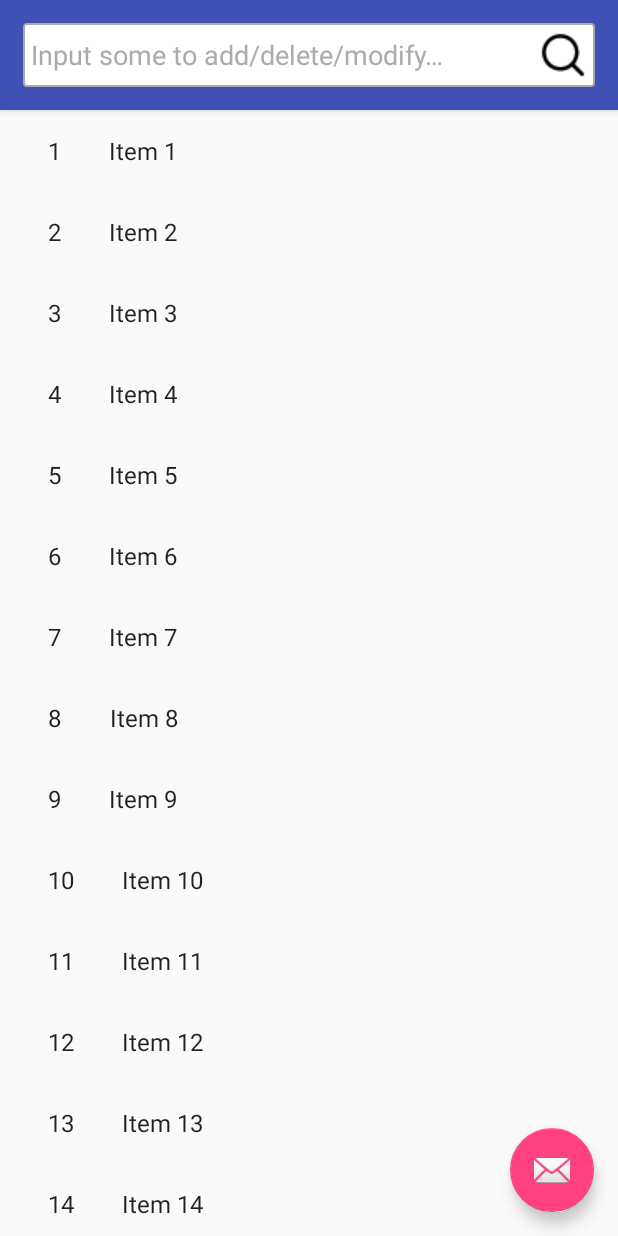
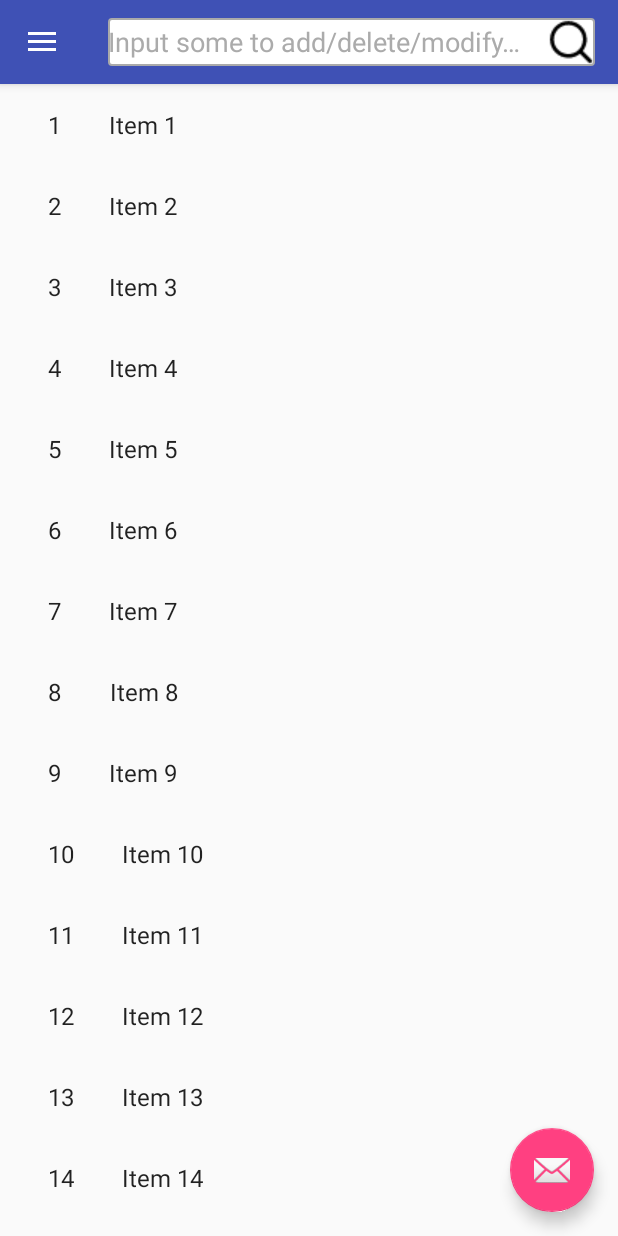
Before and after one commit to amaral0214/ContentProviderDemo, an Android app: the screen it shows after launch (ItemListActivity), on a phone screen of 412 x 824 dp. Run offline under Robolectric (Android 15) with nearby library versions, the phone set to English and light mode, and no system bars.

Commit message:
add navigation view

```diff
--- a/app/src/main/java/com/example/contentproviderdemo/ItemListActivity.java
+++ b/app/src/main/java/com/example/contentproviderdemo/ItemListActivity.java
@@ -6,14 +6,21 @@ import android.graphics.Color;
 import android.graphics.drawable.Drawable;
 import android.os.Build;
 import android.os.Bundle;
+import android.os.IBinder;
 import android.support.annotation.NonNull;
+import android.support.design.widget.NavigationView;
+import android.support.v4.view.GravityCompat;
+import android.support.v4.widget.DrawerLayout;
+import android.support.v7.app.ActionBarDrawerToggle;
 import android.support.v7.app.AppCompatActivity;
 import android.support.v7.widget.LinearLayoutCompat;
 import android.support.v7.widget.RecyclerView;
 import android.support.v7.widget.Toolbar;
 import android.support.design.widget.FloatingActionButton;
 import android.support.design.widget.Snackbar;
+import android.view.KeyEvent;
 import android.view.LayoutInflater;
+import android.view.MenuItem;
 import android.view.MotionEvent;
 import android.view.View;
 import android.view.ViewGroup;
@@ -36,31 +43,19 @@ import java.util.zip.Inflater;
  * item details. On tablets, the activity presents the list of items and
  * item details side-by-side using two vertical panes.
  */
-public class ItemListActivity extends AppCompatActivity {
+public class ItemListActivity extends AppCompatActivity implements NavigationView.OnNavigationItemSelectedListener {
 
     /**
      * Whether or not the activity is in two-pane mode, i.e. running on a tablet
      * device.
      */
     private boolean mTwoPane;
+    private NavigationView navigationView;
 
     @Override
     protected void onCreate(Bundle savedInstanceState) {
         super.onCreate(savedInstanceState);
-        setContentView(R.layout.activity_item_list);
-
-        /*Toolbar toolbar = (Toolbar) findViewById(R.id.toolbar);
-        setSupportActionBar(toolbar);
-        toolbar.setTitle(getTitle());*/
-
-        FloatingActionButton fab = (FloatingActionButton) findViewById(R.id.fab);
-        fab.setOnClickListener(new View.OnClickListener() {
-            @Override
-            public void onClick(View view) {
-                Snackbar.make(view, "Replace with your own action", Snackbar.LENGTH_LONG)
-                        .setAction("Action", null).show();
-            }
-        });
+        setContentView(R.layout.activity_main);
 
         View recyclerView = findViewById(R.id.item_list);
         EditText customEditText = (EditText) findViewById(R.id.custom_edit_text);
@@ -68,7 +63,7 @@ public class ItemListActivity extends AppCompatActivity {
         setupRecyclerView((RecyclerView) recyclerView);
 //        setHeaderAndFooter((RecyclerView) recyclerView);
         setSearchBar(customEditText);
-
+        setNavigationView();
 
         if (findViewById(R.id.item_detail_container) != null) {
             // The detail container view will be present only in the
@@ -98,9 +93,6 @@ public class ItemListActivity extends AppCompatActivity {
         editText.setOnTouchListener(new View.OnTouchListener() {
             @Override
             public boolean onTouch(View v, MotionEvent event) {
-                InputMethodManager imm = (InputMethodManager) getSystemService(Context.INPUT_METHOD_SERVICE);
-                imm.hideSoftInputFromWindow(editText.getWindowToken(), 0);
-                editText.clearFocus();
                 // et.getCompoundDrawables()得到一个长度为4的数组，分别表示左右上下四张图片
                 Drawable drawable = editText.getCompoundDrawables()[2];
                 //如果右边没有图片，不再处理
@@ -119,11 +111,93 @@ public class ItemListActivity extends AppCompatActivity {
         });
     }
 
+    private void setNavigationView() {
+        Toolbar toolbar = (Toolbar) findViewById(R.id.toolbar);
+        setSupportActionBar(toolbar);
+
+        DrawerLayout drawer = (DrawerLayout) findViewById(R.id.drawer_layout);
+        ActionBarDrawerToggle toggle = new ActionBarDrawerToggle(
+                this, drawer, toolbar, R.string.navigation_drawer_open, R.string.navigation_drawer_close);
+        drawer.setDrawerListener(toggle);
+        toggle.syncState();
+
+        navigationView = (NavigationView) findViewById(R.id.nav_view);
+        navigationView.setNavigationItemSelectedListener(this);
+
+        FloatingActionButton fab = (FloatingActionButton) findViewById(R.id.fab);
+        fab.setOnClickListener(new View.OnClickListener() {
+            @Override
+            public void onClick(View view) {
+                Snackbar.make(view, "Replace with your own action", Snackbar.LENGTH_LONG)
+                        .setAction("Action", null).show();
+            }
+        });
+    }
+
+    /*    实现功能：点击EditText，软键盘出现并且不会隐藏，点击或者触摸EditText以外的其他任何区域，软键盘被隐藏；*/
+    @Override
+    public boolean dispatchTouchEvent(MotionEvent ev) {
+        //Finger touch screen event
+        if (ev.getAction() == MotionEvent.ACTION_DOWN) {
+            // get current focus,Generally it is EditText
+            View view = getCurrentFocus();
+            if (isShouldHideSoftKeyBoard(view, ev)) {
+                hideSoftKeyBoard(view.getWindowToken());
+            }
+        }
+        return super.dispatchTouchEvent(ev);
+    }
+
+    private boolean isShouldHideSoftKeyBoard(View view, MotionEvent event) {
+        if (view != null && (view instanceof EditText)) {
+            int[] l = {0, 0};
+            view.getLocationInWindow(l);
+            int left = l[0], top = l[1], bottom = top + view.getHeight(), right = left
+                    + view.getWidth();
+            return !(event.getX() > left && event.getX() < right
+                    && event.getY() > top && event.getY() < bottom);
+        }
+        // if the focus is EditText,ignore it;
+        return false;
+    }
+
+    private void hideSoftKeyBoard(IBinder token) {
+        if (token != null) {
+            InputMethodManager im = (InputMethodManager) getSystemService(Context.INPUT_METHOD_SERVICE);
+            im.hideSoftInputFromWindow(token,
+                    InputMethodManager.HIDE_NOT_ALWAYS);
+        }
+    }
+
+    @Override
+    public boolean onNavigationItemSelected(@NonNull MenuItem item) {
+        // Handle navigation view item clicks here.
+        int id = item.getItemId();
+
+        if (id == R.id.nav_camera) {
+            // Handle the camera action
+        } else if (id == R.id.nav_gallery) {
+
+        } else if (id == R.id.nav_slideshow) {
+
+        } else if (id == R.id.nav_manage) {
+
+        } else if (id == R.id.nav_share) {
+
+        } else if (id == R.id.nav_send) {
+
+        }
+
+        DrawerLayout drawer = (DrawerLayout) findViewById(R.id.drawer_layout);
+        drawer.closeDrawer(GravityCompat.START);
+        return true;
+    }
+
     public class SimpleItemRecyclerViewAdapter
             extends RecyclerView.Adapter<SimpleItemRecyclerViewAdapter.ViewHolder> {
-        public static final int TYPE_HEADER = 0;
-        public static final int TYPE_FOOTER = 1;
-        public static final int TYPE_NORMAL = 2;
+        static final int TYPE_HEADER = 0;
+        static final int TYPE_FOOTER = 1;
+        static final int TYPE_NORMAL = 2;
 
         private final List<DummyContent.DummyItem> mValues;
         private View mHeaderView, mFooterView;
@@ -132,7 +206,7 @@ public class ItemListActivity extends AppCompatActivity {
             return mHeaderView;
         }
 
-        public void setHeaderView(View mHeaderView) {
+        void setHeaderView(View mHeaderView) {
             this.mHeaderView = mHeaderView;
             notifyItemInserted(0);
         }
@@ -146,7 +220,7 @@ public class ItemListActivity extends AppCompatActivity {
             notifyItemInserted(getItemCount() - 1);
         }
 
-        public SimpleItemRecyclerViewAdapter(List<DummyContent.DummyItem> items) {
+        SimpleItemRecyclerViewAdapter(List<DummyContent.DummyItem> items) {
             mValues = items;
         }
 
@@ -220,13 +294,13 @@ public class ItemListActivity extends AppCompatActivity {
             }
         }
 
-        public class ViewHolder extends RecyclerView.ViewHolder {
-            public View mView;
-            public TextView mIdView;
-            public TextView mContentView;
-            public DummyContent.DummyItem mItem;
+        class ViewHolder extends RecyclerView.ViewHolder {
+            View mView;
+            TextView mIdView;
+            TextView mContentView;
+            DummyContent.DummyItem mItem;
 
-            public ViewHolder(View view) {
+            ViewHolder(View view) {
                 super(view);
                 if (view == mHeaderView || view == mFooterView) {
                     return;
--- /dev/null
+++ b/app/src/main/res/drawable/ic_menu_camera.xml
@@ -0,0 +1,12 @@
+<vector xmlns:android="http://schemas.android.com/apk/res/android"
+    android:width="24dp"
+    android:height="24dp"
+    android:viewportHeight="24.0"
+    android:viewportWidth="24.0">
+    <path
+        android:fillColor="#FF000000"
+        android:pathData="M12,12m-3.2,0a3.2,3.2 0,1 1,6.4 0a3.2,3.2 0,1 1,-6.4 0" />
+    <path
+        android:fillColor="#FF000000"
+        android:pathData="M9,2L7.17,4H4c-1.1,0 -2,0.9 -2,2v12c0,1.1 0.9,2 2,2h16c1.1,0 2,-0.9 2,-2V6c0,-1.1 -0.9,-2 -2,-2h-3.17L15,2H9zm3,15c-2.76,0 -5,-2.24 -5,-5s2.24,-5 5,-5 5,2.24 5,5 -2.24,5 -5,5z" />
+</vector>
--- /dev/null
+++ b/app/src/main/res/drawable/ic_menu_gallery.xml
@@ -0,0 +1,9 @@
+<vector xmlns:android="http://schemas.android.com/apk/res/android"
+    android:width="24dp"
+    android:height="24dp"
+    android:viewportHeight="24.0"
+    android:viewportWidth="24.0">
+    <path
+        android:fillColor="#FF000000"
+        android:pathData="M22,16V4c0,-1.1 -0.9,-2 -2,-2H8c-1.1,0 -2,0.9 -2,2v12c0,1.1 0.9,2 2,2h12c1.1,0 2,-0.9 2,-2zm-11,-4l2.03,2.71L16,11l4,5H8l3,-4zM2,6v14c0,1.1 0.9,2 2,2h14v-2H4V6H2z" />
+</vector>
--- /dev/null
+++ b/app/src/main/res/drawable/ic_menu_manage.xml
@@ -0,0 +1,9 @@
+<vector xmlns:android="http://schemas.android.com/apk/res/android"
+    android:width="24dp"
+    android:height="24dp"
+    android:viewportHeight="24.0"
+    android:viewportWidth="24.0">
+    <path
+        android:fillColor="#FF000000"
+        android:pathData="M22.7,19l-9.1,-9.1c0.9,-2.3 0.4,-5 -1.5,-6.9 -2,-2 -5,-2.4 -7.4,-1.3L9,6 6,9 1.6,4.7C0.4,7.1 0.9,10.1 2.9,12.1c1.9,1.9 4.6,2.4 6.9,1.5l9.1,9.1c0.4,0.4 1,0.4 1.4,0l2.3,-2.3c0.5,-0.4 0.5,-1.1 0.1,-1.4z" />
+</vector>
--- /dev/null
+++ b/app/src/main/res/drawable/ic_menu_send.xml
@@ -0,0 +1,9 @@
+<vector xmlns:android="http://schemas.android.com/apk/res/android"
+    android:width="24dp"
+    android:height="24dp"
+    android:viewportHeight="24.0"
+    android:viewportWidth="24.0">
+    <path
+        android:fillColor="#FF000000"
+        android:pathData="M2.01,21L23,12 2.01,3 2,10l15,2 -15,2z" />
+</vector>
--- /dev/null
+++ b/app/src/main/res/drawable/ic_menu_share.xml
@@ -0,0 +1,9 @@
+<vector xmlns:android="http://schemas.android.com/apk/res/android"
+    android:width="24dp"
+    android:height="24dp"
+    android:viewportHeight="24.0"
+    android:viewportWidth="24.0">
+    <path
+        android:fillColor="#FF000000"
+        android:pathData="M18,16.08c-0.76,0 -1.44,0.3 -1.96,0.77L8.91,12.7c0.05,-0.23 0.09,-0.46 0.09,-0.7s-0.04,-0.47 -0.09,-0.7l7.05,-4.11c0.54,0.5 1.25,0.81 2.04,0.81 1.66,0 3,-1.34 3,-3s-1.34,-3 -3,-3 -3,1.34 -3,3c0,0.24 0.04,0.47 0.09,0.7L8.04,9.81C7.5,9.31 6.79,9 6,9c-1.66,0 -3,1.34 -3,3s1.34,3 3,3c0.79,0 1.5,-0.31 2.04,-0.81l7.12,4.16c-0.05,0.21 -0.08,0.43 -0.08,0.65 0,1.61 1.31,2.92 2.92,2.92 1.61,0 2.92,-1.31 2.92,-2.92s-1.31,-2.92 -2.92,-2.92z" />
+</vector>
--- /dev/null
+++ b/app/src/main/res/drawable/ic_menu_slideshow.xml
@@ -0,0 +1,9 @@
+<vector xmlns:android="http://schemas.android.com/apk/res/android"
+    android:width="24dp"
+    android:height="24dp"
+    android:viewportHeight="24.0"
+    android:viewportWidth="24.0">
+    <path
+        android:fillColor="#FF000000"
+        android:pathData="M4,6H2v14c0,1.1 0.9,2 2,2h14v-2H4V6zm16,-4H8c-1.1,0 -2,0.9 -2,2v12c0,1.1 0.9,2 2,2h12c1.1,0 2,-0.9 2,-2V4c0,-1.1 -0.9,-2 -2,-2zm-8,12.5v-9l6,4.5 -6,4.5z" />
+</vector>
--- a/app/src/main/res/layout/activity_item_list.xml
+++ b/app/src/main/res/layout/activity_item_list.xml
@@ -4,7 +4,6 @@
     xmlns:tools="http://schemas.android.com/tools"
     android:layout_width="match_parent"
     android:layout_height="match_parent"
-    android:fitsSystemWindows="true"
     tools:context="com.example.contentproviderdemo.ItemListActivity">
 
     <android.support.design.widget.AppBarLayout
@@ -20,13 +19,16 @@
             app:contentScrim="?attr/colorPrimary"
             app:layout_scrollFlags="scroll|enterAlways|snap">
 
-            <!--<android.support.v7.widget.Toolbar
+            <android.support.v7.widget.Toolbar
                 android:id="@+id/toolbar"
                 android:layout_width="match_parent"
                 android:layout_height="?attr/actionBarSize"
                 app:layout_collapseMode="pin"
-                app:popupTheme="@style/AppTheme.PopupOverlay" />-->
-            <include layout="@layout/custom_edit_text_layout" />
+                app:popupTheme="@style/AppTheme.PopupOverlay">
+
+                <include layout="@layout/custom_edit_text_layout" />
+            </android.support.v7.widget.Toolbar>
+
         </android.support.design.widget.CollapsingToolbarLayout>
 
     </android.support.design.widget.AppBarLayout>
--- /dev/null
+++ b/app/src/main/res/layout/activity_main.xml
@@ -0,0 +1,25 @@
+<?xml version="1.0" encoding="utf-8"?>
+<android.support.v4.widget.DrawerLayout xmlns:android="http://schemas.android.com/apk/res/android"
+    xmlns:app="http://schemas.android.com/apk/res-auto"
+    xmlns:tools="http://schemas.android.com/tools"
+    android:id="@+id/drawer_layout"
+    android:layout_width="match_parent"
+    android:layout_height="match_parent"
+    android:fitsSystemWindows="true"
+    tools:openDrawer="start">
+
+    <include
+        layout="@layout/activity_item_list"
+        android:layout_width="match_parent"
+        android:layout_height="match_parent" />
+
+    <android.support.design.widget.NavigationView
+        android:id="@+id/nav_view"
+        android:layout_width="wrap_content"
+        android:layout_height="match_parent"
+        android:layout_gravity="start"
+        android:fitsSystemWindows="true"
+        app:headerLayout="@layout/nav_header_main"
+        app:menu="@menu/activity_main_drawer" />
+
+</android.support.v4.widget.DrawerLayout>
--- a/app/src/main/res/layout/custom_edit_text_layout.xml
+++ b/app/src/main/res/layout/custom_edit_text_layout.xml
@@ -1,25 +1,24 @@
 <?xml version="1.0" encoding="utf-8"?>
 <LinearLayout xmlns:android="http://schemas.android.com/apk/res/android"
     android:layout_width="match_parent"
-    android:layout_height="wrap_content"
+    android:layout_height="?attr/actionBarSize"
+    android:layout_marginEnd="15dp"
     android:baselineAligned="false"
     android:focusable="true"
     android:focusableInTouchMode="true"
-    android:orientation="vertical"
-    android:padding="15dp">
+    android:gravity="center_vertical"
+    android:orientation="vertical">
 
     <EditText
         android:id="@+id/custom_edit_text"
         style="@style/edit_text_style"
         android:layout_width="match_parent"
-        android:layout_height="match_parent"
+        android:layout_height="wrap_content"
         android:drawableEnd="@drawable/find"
-        android:drawablePadding="10dp"
         android:hint="@string/edit_text_hint"
         android:imeOptions="actionDone"
         android:inputType="text"
         android:maxLines="1"
-        android:padding="5dp"
         android:textColor="#333333"
         android:textColorHint="#ababab" />
 </LinearLayout>
--- /dev/null
+++ b/app/src/main/res/menu/activity_main_drawer.xml
@@ -0,0 +1,38 @@
+<?xml version="1.0" encoding="utf-8"?>
+<menu xmlns:android="http://schemas.android.com/apk/res/android">
+
+    <group android:checkableBehavior="single">
+        <item
+            android:id="@+id/nav_camera"
+
+            android:icon="@drawable/ic_menu_camera"
+            android:title="Import" />
+        <item
+            android:id="@+id/nav_gallery"
+            android:checked="true"
+            android:icon="@drawable/ic_menu_gallery"
+            android:title="Gallery" />
+        <item
+            android:id="@+id/nav_slideshow"
+            android:icon="@drawable/ic_menu_slideshow"
+            android:title="Slideshow" />
+        <item
+            android:id="@+id/nav_manage"
+            android:icon="@drawable/ic_menu_manage"
+            android:title="Tools" />
+
+
+        <item android:title="Communicate">
+            <menu>
+                <item
+                    android:id="@+id/nav_share"
+                    android:icon="@drawable/ic_menu_share"
+                    android:title="Share" />
+                <item
+                    android:id="@+id/nav_send"
+                    android:icon="@drawable/ic_menu_send"
+                    android:title="Send" />
+            </menu>
+        </item>
+    </group>
+</menu>
--- a/app/src/main/res/values/strings.xml
+++ b/app/src/main/res/values/strings.xml
@@ -4,4 +4,10 @@
     <string name="title_item_detail">Item Detail</string>
 
     <string name="edit_text_hint">Input some to add/delete/modify…</string>
+
+    <string name="navigation_drawer_open">Open navigation drawer</string>
+    <string name="navigation_drawer_close">Close navigation drawer</string>
+
+    <string name="action_settings">Settings</string>
+    <string name="action_share">Share By</string>
 </resources>
```
Also changed, not shown: app/src/main/res/drawable/side_nav_bar.xml (added, +9 -0 lines), app/src/main/res/layout/nav_header_main.xml (added, +35 -0 lines), app/src/main/res/menu/main.xml (added, +17 -0 lines), app/src/main/res/values/dimens.xml (+7 -0 lines).
